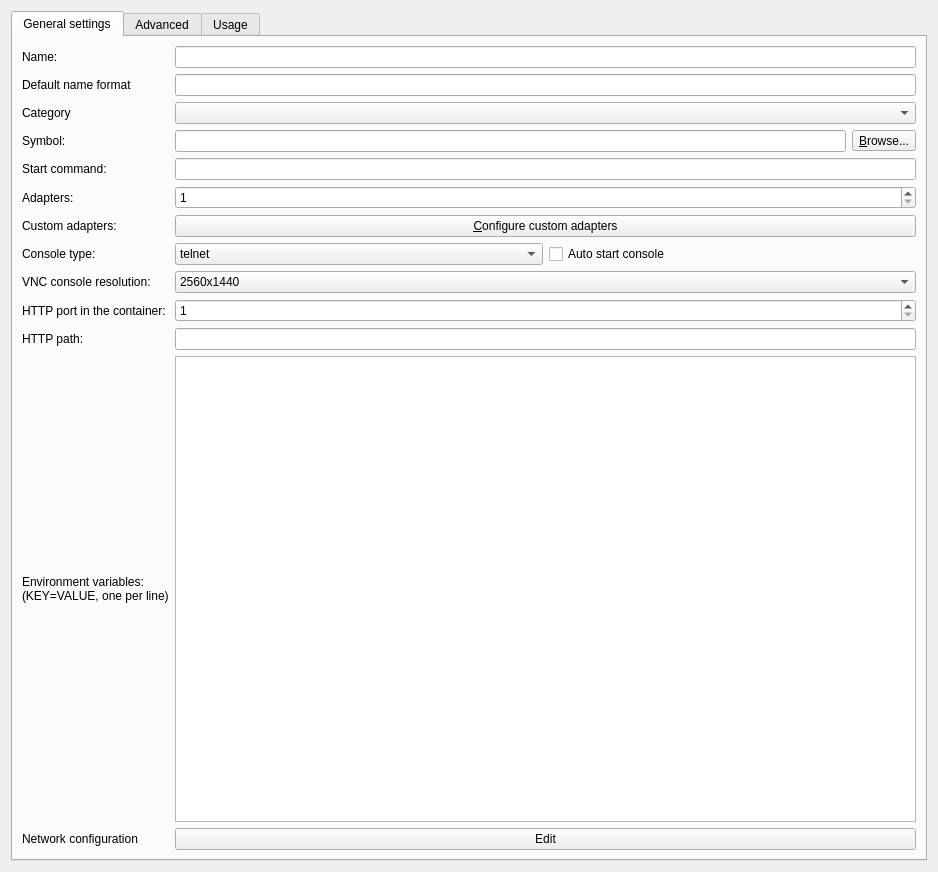
GNS3/gns3-gui, file gns3/modules/docker/ui/docker_vm_configuration_page.ui: the form before one commit.
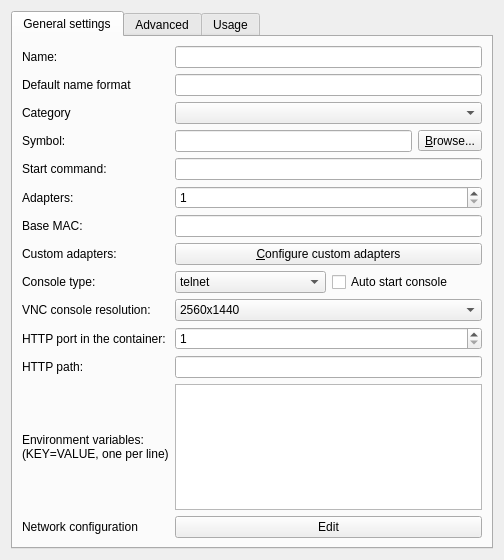
The form after the commit.

Commit message: Support for configuring MAC address in Docker containers

What changed in the file:
```diff
--- a/gns3/modules/docker/ui/docker_vm_configuration_page.ui
+++ b/gns3/modules/docker/ui/docker_vm_configuration_page.ui
@@ -6,8 +6,8 @@
    <rect>
     <x>0</x>
     <y>0</y>
-    <width>938</width>
-    <height>872</height>
+    <width>504</width>
+    <height>560</height>
    </rect>
   </property>
   <property name="windowTitle">
@@ -103,27 +103,37 @@
         </widget>
        </item>
        <item row="6" column="0">
+        <widget class="QLabel" name="uiMacAddrLabel">
+         <property name="text">
+          <string>Base MAC:</string>
+         </property>
+        </widget>
+       </item>
+       <item row="6" column="1">
+        <widget class="QLineEdit" name="uiMacAddrLineEdit"/>
+       </item>
+       <item row="7" column="0">
         <widget class="QLabel" name="uiCustomAdaptersLabel">
          <property name="text">
           <string>Custom adapters:</string>
          </property>
         </widget>
        </item>
-       <item row="6" column="1">
+       <item row="7" column="1">
         <widget class="QPushButton" name="uiCustomAdaptersConfigurationPushButton">
          <property name="text">
           <string>&amp;Configure custom adapters</string>
          </property>
         </widget>
        </item>
-       <item row="7" column="0">
+       <item row="8" column="0">
         <widget class="QLabel" name="uiConsoleTypeLabel">
          <property name="text">
           <string>Console type:</string>
          </property>
         </widget>
        </item>
-       <item row="7" column="1">
+       <item row="8" column="1">
         <layout class="QHBoxLayout" name="horizontalLayout">
          <property name="sizeConstraint">
           <enum>QLayout::SetNoConstraint</enum>
@@ -166,14 +176,14 @@
          </item>
         </layout>
        </item>
-       <item row="8" column="0">
+       <item row="9" column="0">
         <widget class="QLabel" name="uiConsoleResolutionLabel">
          <property name="text">
           <string>VNC console resolution:</string>
          </property>
         </widget>
        </item>
-       <item row="8" column="1">
+       <item row="9" column="1">
         <widget class="QComboBox" name="uiConsoleResolutionComboBox">
          <item>
           <property name="text">
@@ -227,14 +237,14 @@
          </item>
         </widget>
        </item>
-       <item row="9" column="0">
+       <item row="10" column="0">
         <widget class="QLabel" name="label">
          <property name="text">
           <string>HTTP port in the container:</string>
          </property>
         </widget>
        </item>
-       <item row="9" column="1">
+       <item row="10" column="1">
         <widget class="QSpinBox" name="uiConsoleHttpPortSpinBox">
          <property name="minimum">
           <number>1</number>
@@ -244,17 +254,17 @@
          </property>
         </widget>
        </item>
-       <item row="10" column="0">
+       <item row="11" column="0">
         <widget class="QLabel" name="label_2">
          <property name="text">
           <string>HTTP path:</string>
          </property>
         </widget>
        </item>
-       <item row="10" column="1">
+       <item row="11" column="1">
         <widget class="QLineEdit" name="uiHttpConsolePathLineEdit"/>
        </item>
-       <item row="11" column="0">
+       <item row="12" column="0">
         <widget class="QLabel" name="uiEnvironmentLabel">
          <property name="text">
           <string>Environment variables:
@@ -268,17 +278,17 @@
          </property>
         </widget>
        </item>
-       <item row="11" column="1">
+       <item row="12" column="1">
         <widget class="QTextEdit" name="uiEnvironmentTextEdit"/>
        </item>
-       <item row="12" column="0">
+       <item row="13" column="0">
         <widget class="QLabel" name="uiNetworkConfigLabel">
          <property name="text">
           <string>Network configuration</string>
          </property>
         </widget>
        </item>
-       <item row="12" column="1">
+       <item row="13" column="1">
         <widget class="QPushButton" name="uiNetworkConfigEditButton">
          <property name="text">
           <string>Edit</string>
```
The commit also changes 4 other files.
